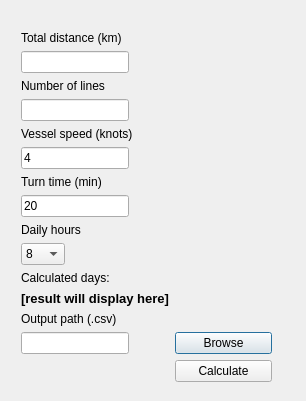
Before: the Qt Designer form dialog_survey_time.ui in JMGeospatial/AutoLine, drawn with Qt 5.
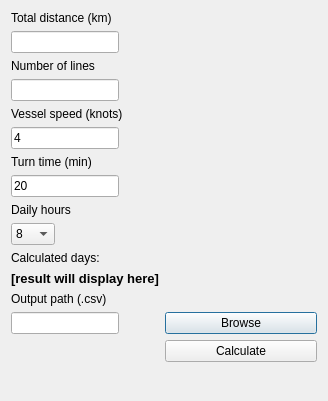
After: the same form once the commit is applied.

```diff
--- a/dialog_survey_time.ui
+++ b/dialog_survey_time.ui
@@ -6,22 +6,15 @@
    <rect>
     <x>0</x>
     <y>0</y>
-    <width>306</width>
+    <width>328</width>
     <height>401</height>
    </rect>
   </property>
   <property name="windowTitle">
    <string>Dialog</string>
   </property>
-  <widget class="QWidget" name="layoutWidget">
-   <property name="geometry">
-    <rect>
-     <x>21</x>
-     <y>31</y>
-     <width>251</width>
-     <height>368</height>
-    </rect>
-   </property>
+  <layout class="QVBoxLayout" name="verticalLayout">
+   <item>
    <layout class="QFormLayout" name="formLayout">
     <item row="0" column="0">
      <widget class="QLabel" name="label_total_km">
@@ -109,7 +102,6 @@
       <property name="font">
        <font>
         <pointsize>10</pointsize>
-        <weight>75</weight>
         <bold>true</bold>
        </font>
       </property>
@@ -143,7 +135,8 @@
      </widget>
     </item>
    </layout>
-  </widget>
+   </item>
+  </layout>
  </widget>
  <resources/>
  <connections/>
```
Left out of the diff: 6 changed lines with no effect on the pictures. Lines whose indentation alone changed are shown as unchanged.
